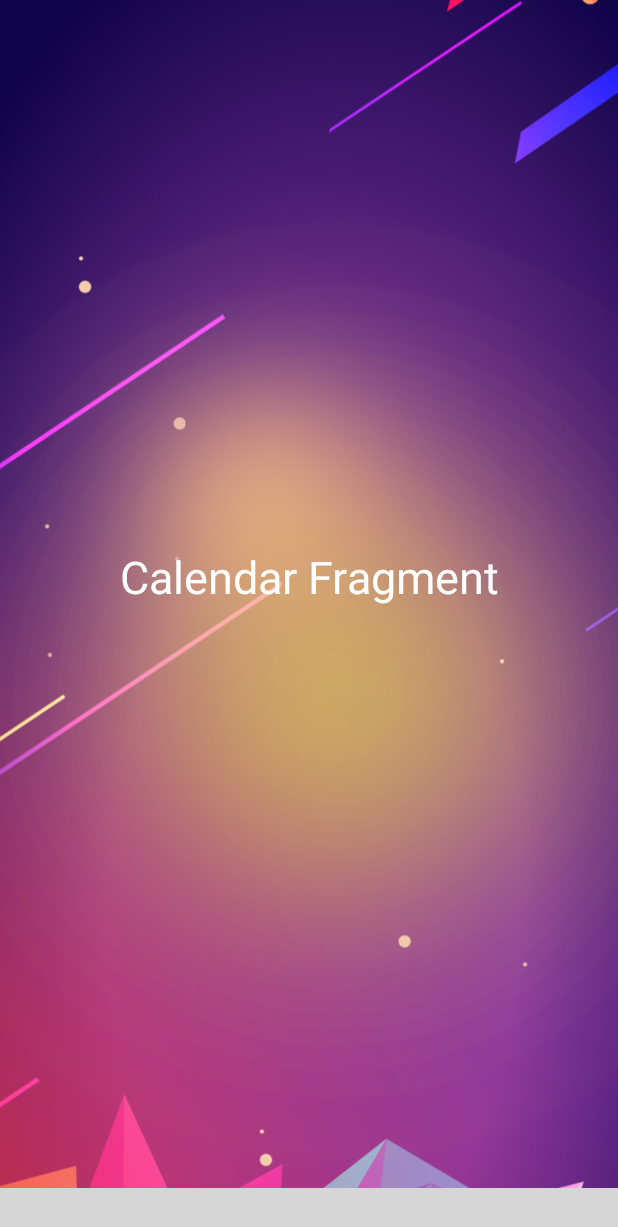
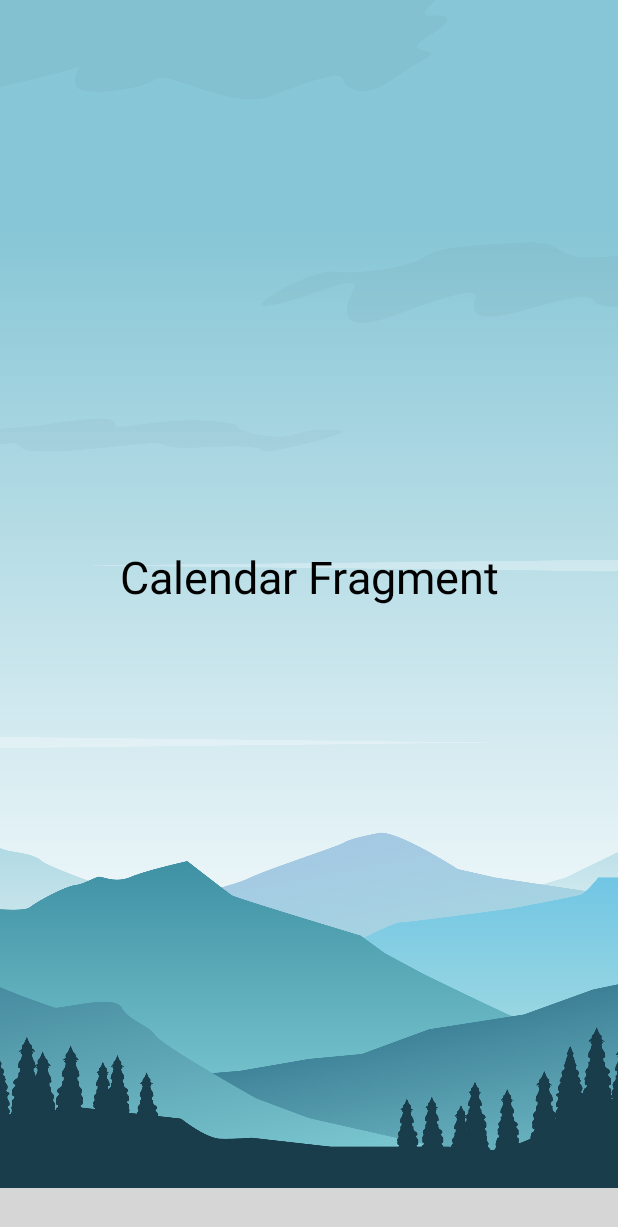
Before and after one commit to lukast2410/Dear-Mory, an Android app: the screen it shows after launch (MainActivity), on a phone screen of 412 x 824 dp. Shown: the top 1227 px of the screen. Run offline under Robolectric (Android 15) with nearby library versions, the phone set to English and light mode, and no system bars; libraries missing offline, so code that uses them is left out: com.etebarian.meowbottomnavigation; plain views replace MeowBottomNavigation; 6 statements that could not run were skipped; grey boxes are pictures that could not be loaded.

Commit message:
Fourth Commit by LT

```diff
--- a/app/build.gradle
+++ b/app/build.gradle
@@ -3,6 +3,7 @@ apply plugin: 'com.android.application'
 apply plugin: 'kotlin-android'
 
 apply plugin: 'kotlin-android-extensions'
+apply plugin: 'com.google.gms.google-services'
 
 android {
     compileSdkVersion 30
@@ -30,6 +31,7 @@ dependencies {
     implementation 'androidx.core:core-ktx:1.3.2'
     implementation 'androidx.constraintlayout:constraintlayout:2.0.1'
     implementation 'androidx.legacy:legacy-support-v4:1.0.0'
+    implementation 'com.google.firebase:firebase-database:19.5.0'
     testImplementation 'junit:junit:4.12'
     androidTestImplementation 'androidx.test.ext:junit:1.1.2'
     androidTestImplementation 'androidx.test.espresso:espresso-core:3.3.0'
--- a/app/src/main/java/com/example/dearmory/mainactivity/MainActivity.kt
+++ b/app/src/main/java/com/example/dearmory/mainactivity/MainActivity.kt
@@ -1,5 +1,6 @@
 package com.example.dearmory.mainactivity
 
+import android.content.Intent
 import androidx.appcompat.app.AppCompatActivity
 import android.os.Bundle
 import androidx.viewpager.widget.ViewPager
@@ -11,13 +12,16 @@ class MainActivity : AppCompatActivity() {
 
     override fun onCreate(savedInstanceState: Bundle?) {
         super.onCreate(savedInstanceState)
-        setTheme(R.style.GalaxyTheme)
+        setTheme(R.style.LightTheme)
         setContentView(R.layout.activity_main)
+        iv_main_background.setImageResource(R.drawable.light)
         initFragments()
         setViewPagerAdapter()
         setBottomNav()
         setViewPagerListener()
-        iv_main_background.setImageResource(R.drawable.galaxy)
+
+        var intent = Intent(this, MainActivity::class.java)
+        startActivity(intent)
     }
 
     private fun initFragments() {
--- a/build.gradle
+++ b/build.gradle
@@ -10,6 +10,7 @@ buildscript {
     dependencies {
         classpath 'com.android.tools.build:gradle:3.5.3'
         classpath "org.jetbrains.kotlin:kotlin-gradle-plugin:$kotlin_version"
+        classpath 'com.google.gms:google-services:4.3.3'
         // NOTE: Do not place your application dependencies here; they belong
         // in the individual module build.gradle files
     }
```
